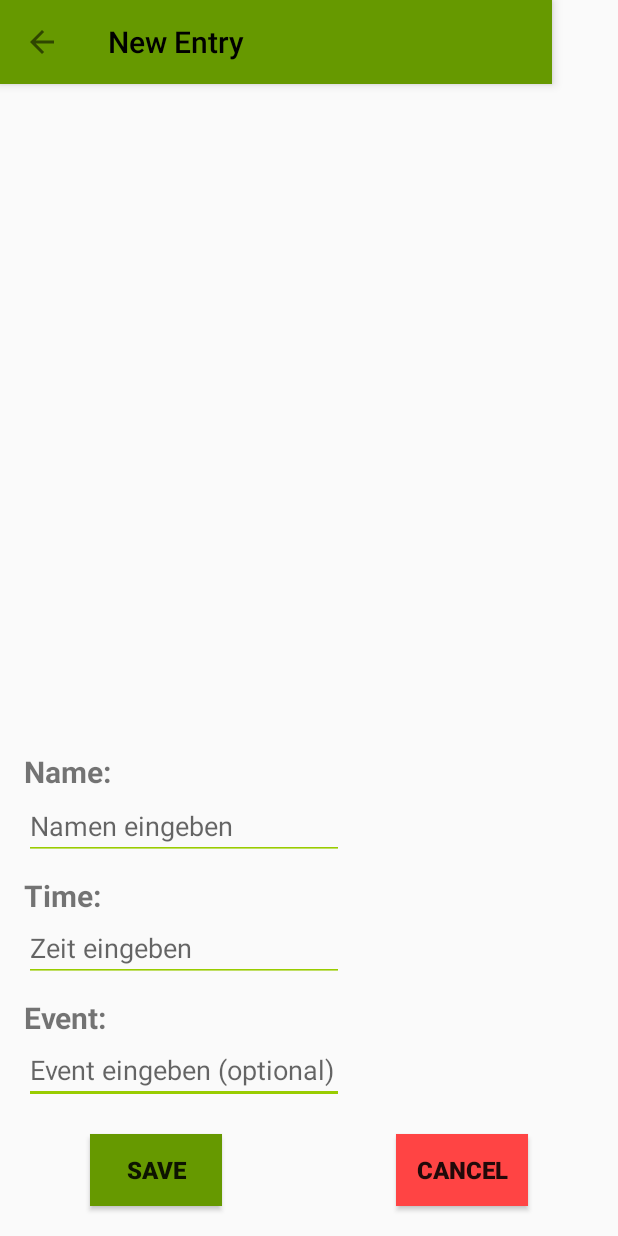
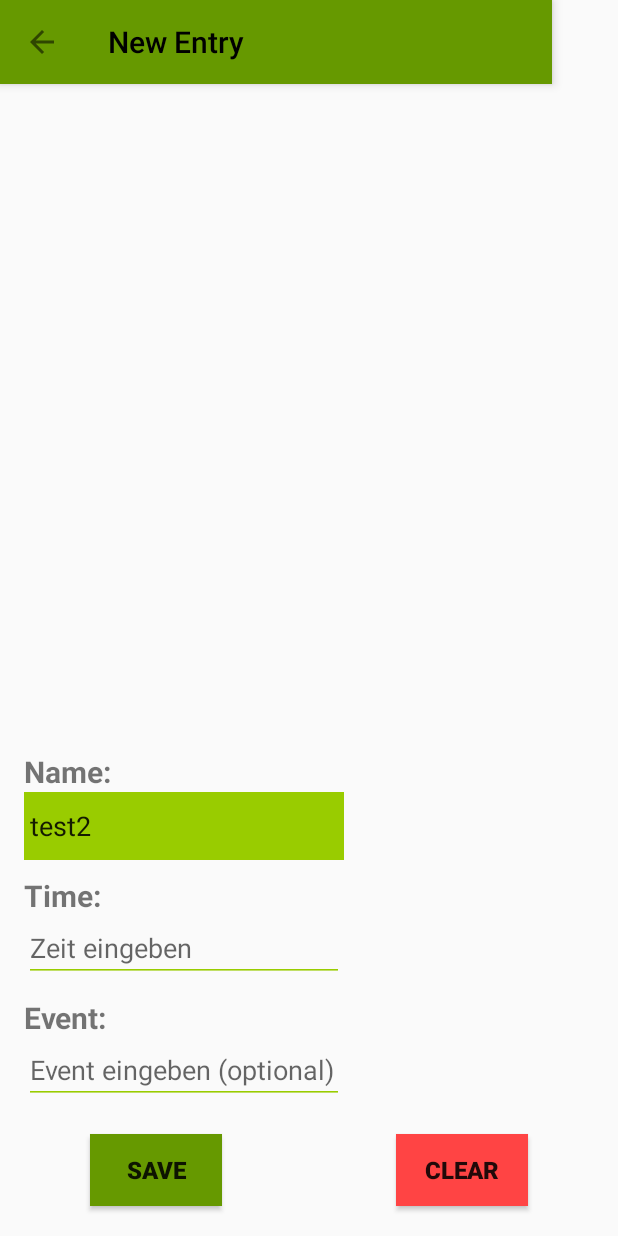
Before and after one commit to Rodiot89/tr_app, an Android app: the newEntry_Activity screen opened directly, with no data from a screen before it, after a tap on "SAVE", on a phone screen of 412 x 824 dp. Run offline under Robolectric (Android 15) with nearby library versions, the phone set to English and light mode, and no system bars; 1 statement that could not run was skipped; 1 other tap on this screen came first.

Commit message:
v0.1 Autosuggestion und backgroundcolor adjusted in newEntry

```diff
--- a/app/src/main/java/t_friends/trichterscoreboard/newEntry_Activity.java
+++ b/app/src/main/java/t_friends/trichterscoreboard/newEntry_Activity.java
@@ -1,10 +1,18 @@
 package t_friends.trichterscoreboard;
 
 import android.content.Intent;
+import android.graphics.Color;
+import android.graphics.drawable.ColorDrawable;
 import android.os.Bundle;
+import android.support.v4.content.ContextCompat;
 import android.support.v7.app.ActionBar;
 import android.support.v7.app.AppCompatActivity;
 import android.support.v7.widget.Toolbar;
+import android.text.Editable;
+import android.text.Spannable;
+import android.text.SpannableString;
+import android.text.TextWatcher;
+import android.text.style.ForegroundColorSpan;
 import android.util.Log;
 import android.view.View;
 import android.widget.ArrayAdapter;
@@ -32,7 +40,7 @@ public class newEntry_Activity extends AppCompatActivity {
     EditText etTime;
     AutoCompleteTextView etEventName;
     Button btnAdd;
-    Button btnCancel;
+    Button btnClear;
     Boolean GlobalDataChanged;
     Boolean PersonAlreadyExits;
     HashSet<String> autofill_pn = new HashSet<>();      //AutoFillListe mit PersonNamen (ohne Duplikate)
@@ -53,50 +61,114 @@ public class newEntry_Activity extends AppCompatActivity {
         etTime = (EditText) findViewById(R.id.editText_InsertTime);
         etEventName = (AutoCompleteTextView) findViewById(R.id.editText_InsertEvent);
         btnAdd = (Button) findViewById(R.id.button_add);
-        btnCancel = (Button) findViewById(R.id.button_cancel);
+        btnClear = (Button) findViewById(R.id.button_clear);
 
         // init variabels
         GlobalDataChanged = Boolean.FALSE;
         PersonAlreadyExits = Boolean.FALSE;
 
 
-        //setup autofill
-        autofill_pn=getUniquePersonNamesOfGlobalData();
-        final ArrayAdapter<String> adapter_pn = new ArrayAdapter<>(this,android.R.layout.simple_dropdown_item_1line,autofill_pn.toArray(new String[autofill_pn.size()])); // HashSet --> ArrayList<String> : autofill_pn.toArray(new String[autofill_pn.size()])
-        etPersonName.setAdapter(adapter_pn);
-        etPersonName.setOnClickListener(new View.OnClickListener(){
-            @Override
-            public void onClick(View view) {
-                etPersonName.showDropDown();
-            }
-        });
-        etPersonName.setOnFocusChangeListener(new View.OnFocusChangeListener(){
-            @Override
-            public void onFocusChange(View view, boolean bla) {
-//                Log.d("bla", "blub");
-                etPersonName.showDropDown();
-            }
-        });
-        //etPersonName.setThreshold(0);
 
-        autofill_en=getUniqueEventNamesOfSortList();
-        final ArrayAdapter<String> adapter_en = new ArrayAdapter<>(this,android.R.layout.simple_dropdown_item_1line,autofill_en.toArray(new String[autofill_en.size()])); // HashSet --> ArrayList<String> : autofill_pn.toArray(new String[autofill_pn.size()])
-        etEventName.setAdapter(adapter_en);
+
+
 
 
         // Set Layout Listener
         // **1** Toolbar
 
 
+        // **2** Auto Complete PersonName
+        autofill_pn=getUniquePersonNamesOfGlobalData(); // holt unique PersonName aus der Globaldata
+        final ArrayAdapter<String> adapter_pn = new ArrayAdapter<>(this,android.R.layout.simple_dropdown_item_1line,autofill_pn.toArray(new String[autofill_pn.size()])); // HashSet --> ArrayList<String> : autofill_pn.toArray(new String[autofill_pn.size()])
+        etPersonName.setAdapter(adapter_pn);
 
-        // **2** Add Entry
+        etPersonName.setOnFocusChangeListener(new View.OnFocusChangeListener(){
+            @Override
+            public void onFocusChange(final View view, boolean b) {  // Dropdown menu mit auto suggestion bereits beim ersten Klick auf Feld
+                etPersonName.showDropDown();
+            }
+        });
+        etPersonName.setOnClickListener(new View.OnClickListener(){
+            @Override
+            public void onClick(View view) {    // Dropdown menu mit auto suggestion immer bei klicken auf Feld
+                etPersonName.showDropDown();
+            }
+        });
+
+        etPersonName.addTextChangedListener(new TextWatcher() {
+            @Override
+            public void beforeTextChanged(CharSequence text, int start, int count, int after) {}
+
+            @Override
+            public void onTextChanged(CharSequence text, int start, int before, int count) {
+                //ColorDrawable drawable = (ColorDrawable) etPersonName.getBackground();
+                for (String pn : autofill_pn){      // prüft ob eingegebener text als Name im GlobalData existiert
+                    if (pn.equals(text.toString())) {
+                        etPersonName.setBackgroundColor(Color.GREEN);  // setzt Farbe neu wenn True
+                        break;
+                    }
+                    else{
+                        etPersonName.setBackgroundColor(Color.TRANSPARENT);  // andernfalls return to transparent
+                    }
+                }
+            }
+
+            @Override
+            public void afterTextChanged(Editable s) {}
+        });
+
+
+        // **3** Auto Complete EventName
+        autofill_en=getUniqueEventNamesOfSortList();
+        final ArrayAdapter<String> adapter_en = new ArrayAdapter<>(this,android.R.layout.simple_spinner_dropdown_item,autofill_en.toArray(new String[autofill_en.size()])); // HashSet --> ArrayList<String> : autofill_pn.toArray(new String[autofill_pn.size()])
+        etEventName.setAdapter(adapter_en);
+
+        etEventName.setOnFocusChangeListener(new View.OnFocusChangeListener(){
+            @Override
+            public void onFocusChange(final View view, boolean b) {
+                etEventName.showDropDown();
+            }
+        });
+        etEventName.setOnClickListener(new View.OnClickListener(){
+            @Override
+            public void onClick(View view) {
+                etEventName.showDropDown();
+            }
+        });
+
+        etEventName.addTextChangedListener(new TextWatcher() {
+            @Override
+            public void beforeTextChanged(CharSequence text, int start, int count, int after) {}
+
+            @Override
+            public void onTextChanged(CharSequence text, int start, int before, int count) {
+                //ColorDrawable drawable = (ColorDrawable) etPersonName.getBackground();
+                for (String en : autofill_en){      // prüft ob eingegebener text als Name im GlobalData existiert
+                    if (en.equals(text.toString())) {
+                        etEventName.setBackgroundColor(Color.GREEN);  // setzt Farbe neu wenn True
+                        break;
+                    }
+                    else{
+                        etEventName.setBackgroundColor(Color.TRANSPARENT);  // andernfalls return to transparent
+                    }
+                }
+            }
+
+            @Override
+            public void afterTextChanged(Editable s) {}
+        });
+
+
+
+
+        // **4** Add Entry
         btnAdd.setOnClickListener(new View.OnClickListener(){
             @Override
             public void onClick (View view){
-                String pn = etPersonName.getText().toString();
+                String pn = etPersonName.getText().toString().trim();
                 double t = Double.parseDouble(etTime.getText().toString());
                 long d = Calendar.getInstance().getTimeInMillis();
-                String en = etEventName.getText().toString();
+                String en = etEventName.getText().toString().trim();
                 if (!(pn.isEmpty() || t==0)) {  // Testfeld darf nicht leer sein --> Toast
                     //Prüfen ob Person bereits vorhanden
                     for (TrichterPerson tp : GlobalData){
@@ -122,13 +194,13 @@ public class newEntry_Activity extends AppCompatActivity {
                     // empty the edit text time
                     etTime.setText("");
                 }else{
-                    Toast.makeText(getApplicationContext(),"Name of Person must be given!",Toast.LENGTH_SHORT).show();
+                    Toast.makeText(getApplicationContext(),"Name of Person and Time must be given!",Toast.LENGTH_SHORT).show();
                 }
             }
         });
 
-        // **3** Cancel Entry
-        btnCancel.setOnClickListener(new View.OnClickListener(){
+        // **5** Clear Entry
+        btnClear.setOnClickListener(new View.OnClickListener(){
             @Override
             public void onClick (View view) {
                 etPersonName.setText("");
@@ -148,16 +220,12 @@ public class newEntry_Activity extends AppCompatActivity {
             autofill_pn.add(te.getParentPersonName());
         }
         return autofill_pn;
-
-
-        /*for (TrichterPerson tp : GlobalData){
-            autofill_pn.add(tp.getPersonName());
-        }
-        return autofill_pn;*/
     }
 
     // **2**
     private HashSet<String> getUniqueEventNamesOfSortList(){
+        Collections.sort(SortList, new BeanComparator("date"));
+        Collections.reverse(SortList);
         for (TrichterPerson.TrichterEvent te : SortList){
             autofill_en.add(te.getEventName());
         }
--- a/app/src/main/res/layout/newentry_layout.xml
+++ b/app/src/main/res/layout/newentry_layout.xml
@@ -28,90 +28,17 @@
     </android.support.design.widget.AppBarLayout>
 
 
-    <Button
-        android:id="@+id/button_cancel"
-        android:layout_width="wrap_content"
-        android:layout_height="wrap_content"
-        android:layout_marginBottom="20dp"
-        android:layout_marginEnd="60dp"
-        android:layout_marginRight="60dp"
-        android:background="@android:color/holo_red_light"
-        android:text="cancel"
-        android:textSize="16sp"
-        android:textStyle="bold"
-        app:layout_constraintBottom_toBottomOf="parent"
-        app:layout_constraintRight_toRightOf="parent" />
-
-    <Button
-        android:id="@+id/button_add"
-        android:layout_width="wrap_content"
-        android:layout_height="wrap_content"
-        android:layout_marginBottom="20dp"
-        android:layout_marginLeft="60dp"
-        android:layout_marginStart="60dp"
-        android:background="@android:color/holo_green_dark"
-        android:text="save"
-        android:textSize="16sp"
-        android:textStyle="bold"
-        app:layout_constraintBottom_toBottomOf="parent"
-        app:layout_constraintLeft_toLeftOf="parent" />
-
-
-
-    <AutoCompleteTextView
-        android:id="@+id/editText_InsertEvent"
-        style="@android:style/Widget.AutoCompleteTextView"
-        android:backgroundTint="@android:color/holo_green_light"
-        android:layout_width="wrap_content"
-        android:layout_height="wrap_content"
-        android:layout_marginLeft="16dp"
-        android:ems="10"
-        android:hint="Event eingeben (optional)"
-        android:inputType="textPhonetic"
-        android:popupBackground="?attr/actionModeSplitBackground"
-        app:layout_constraintLeft_toLeftOf="parent"
-        android:layout_marginBottom="20dp"
-        app:layout_constraintBottom_toTopOf="@+id/button_add"
-        android:layout_marginStart="16dp" />
-
     <TextView
-        android:id="@+id/textView_Event"
+        android:id="@+id/textView_Name"
         android:layout_width="93dp"
         android:layout_height="26dp"
         android:layout_marginLeft="16dp"
-        android:text="Event:"
+        android:text="Name:"
         android:textSize="20sp"
         android:textStyle="bold"
         app:layout_constraintLeft_toLeftOf="parent"
-        app:layout_constraintBottom_toTopOf="@+id/editText_InsertEvent"
-        android:layout_marginStart="16dp" />
-
-
-
-    <EditText
-        android:id="@+id/editText_InsertTime"
-        android:backgroundTint="@android:color/holo_green_light"
-        android:layout_width="wrap_content"
-        android:layout_height="wrap_content"
-        android:layout_marginLeft="16dp"
-        android:ems="10"
-        android:hint="Zeit eingeben"
-        android:inputType="numberDecimal"
-        app:layout_constraintLeft_toLeftOf="parent"
-        android:layout_marginBottom="10dp"
-        app:layout_constraintBottom_toTopOf="@+id/textView_Event"
-        android:layout_marginStart="16dp" />
-
-    <TextView
-        android:id="@+id/textView_Time"
-        android:layout_width="93dp"
-        android:layout_height="26dp"
-        android:layout_marginLeft="16dp"
-        android:text="Time:"
-        android:textSize="20sp"
-        android:textStyle="bold"
-        app:layout_constraintLeft_toLeftOf="parent"
-        app:layout_constraintBottom_toTopOf="@+id/editText_InsertTime"
+        android:layout_marginBottom="1dp"
+        app:layout_constraintBottom_toTopOf="@+id/editText_InsertName"
         android:layout_marginStart="16dp" />
 
     <AutoCompleteTextView
@@ -134,16 +61,98 @@
         app:layout_constraintLeft_toLeftOf="parent" />
 
     <TextView
-        android:id="@+id/textView_Name"
+        android:id="@+id/textView_Time"
         android:layout_width="93dp"
         android:layout_height="26dp"
         android:layout_marginLeft="16dp"
-        android:text="Name:"
+        android:text="Time:"
         android:textSize="20sp"
         android:textStyle="bold"
         app:layout_constraintLeft_toLeftOf="parent"
-        android:layout_marginBottom="1dp"
-        app:layout_constraintBottom_toTopOf="@+id/editText_InsertName"
+        app:layout_constraintBottom_toTopOf="@+id/editText_InsertTime"
         android:layout_marginStart="16dp" />
 
+    <EditText
+        android:id="@+id/editText_InsertTime"
+        android:backgroundTint="@android:color/holo_green_light"
+        android:layout_width="wrap_content"
+        android:layout_height="wrap_content"
+        android:layout_marginLeft="16dp"
+        android:ems="10"
+        android:hint="Zeit eingeben"
+        android:inputType="numberDecimal"
+        app:layout_constraintLeft_toLeftOf="parent"
+        android:layout_marginBottom="10dp"
+        app:layout_constraintBottom_toTopOf="@+id/textView_Event"
+        android:layout_marginStart="16dp" />
+
+    <TextView
+        android:id="@+id/textView_Event"
+        android:layout_width="93dp"
+        android:layout_height="26dp"
+        android:layout_marginLeft="16dp"
+        android:text="Event:"
+        android:textSize="20sp"
+        android:textStyle="bold"
+        app:layout_constraintLeft_toLeftOf="parent"
+        app:layout_constraintBottom_toTopOf="@+id/editText_InsertEvent"
+        android:layout_marginStart="16dp" />
+
+    <AutoCompleteTextView
+        android:id="@+id/editText_InsertEvent"
+        style="@android:style/Widget.AutoCompleteTextView"
+        android:backgroundTint="@android:color/holo_green_light"
+        android:layout_width="wrap_content"
+        android:layout_height="wrap_content"
+        android:layout_marginLeft="16dp"
+        android:ems="10"
+        android:hint="Event eingeben (optional)"
+        android:inputType="textPhonetic"
+        android:popupBackground="?attr/actionModeSplitBackground"
+        app:layout_constraintLeft_toLeftOf="parent"
+        android:layout_marginBottom="20dp"
+        app:layout_constraintBottom_toTopOf="@+id/button_add"
+        android:layout_marginStart="16dp" />
+
+    <Button
+        android:id="@+id/button_add"
+        android:layout_width="wrap_content"
+        android:layout_height="wrap_content"
+        android:layout_marginBottom="20dp"
+        android:layout_marginLeft="60dp"
+        android:layout_marginStart="60dp"
+        android:background="@android:color/holo_green_dark"
+        android:text="save"
+        android:textSize="16sp"
+        android:textStyle="bold"
+        app:layout_constraintBottom_toBottomOf="parent"
+        app:layout_constraintLeft_toLeftOf="parent" />
+
+
+    <Button
+        android:id="@+id/button_clear"
+        android:layout_width="wrap_content"
+        android:layout_height="wrap_content"
+        android:layout_marginBottom="20dp"
+        android:layout_marginEnd="60dp"
+        android:layout_marginRight="60dp"
+        android:background="@android:color/holo_red_light"
+        android:text="clear"
+        android:textSize="16sp"
+        android:textStyle="bold"
+        app:layout_constraintBottom_toBottomOf="parent"
+        app:layout_constraintRight_toRightOf="parent" />
+
+
+
+
+
+
+
+
+
+
+
+
+
 </android.support.constraint.ConstraintLayout>
```
